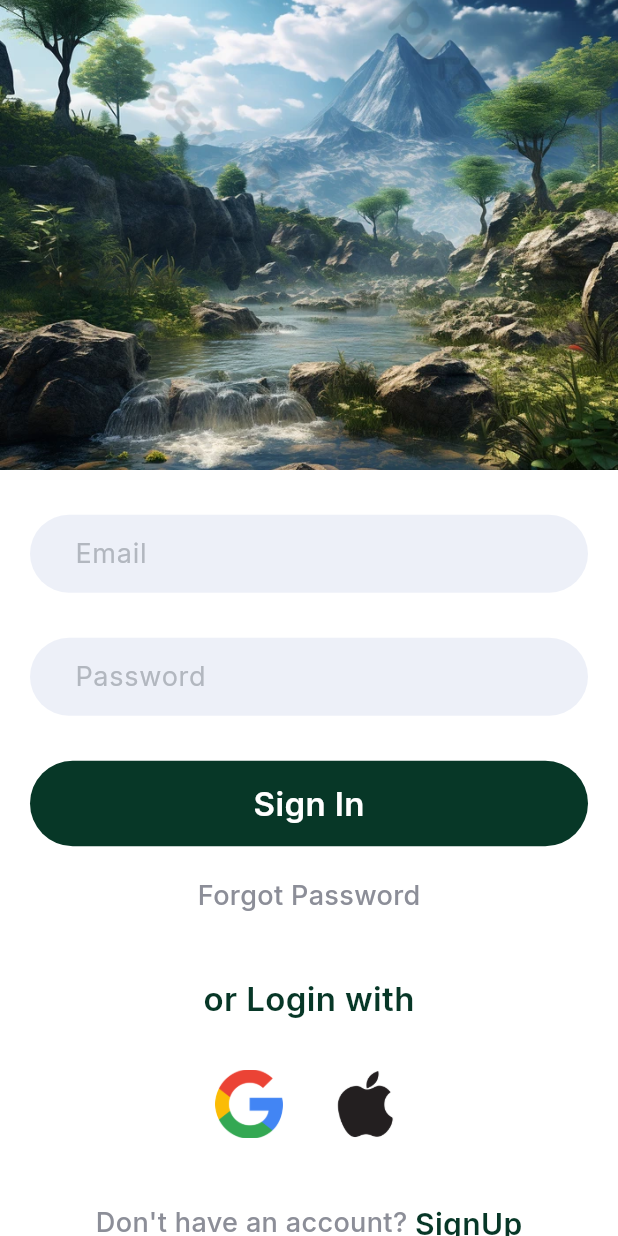
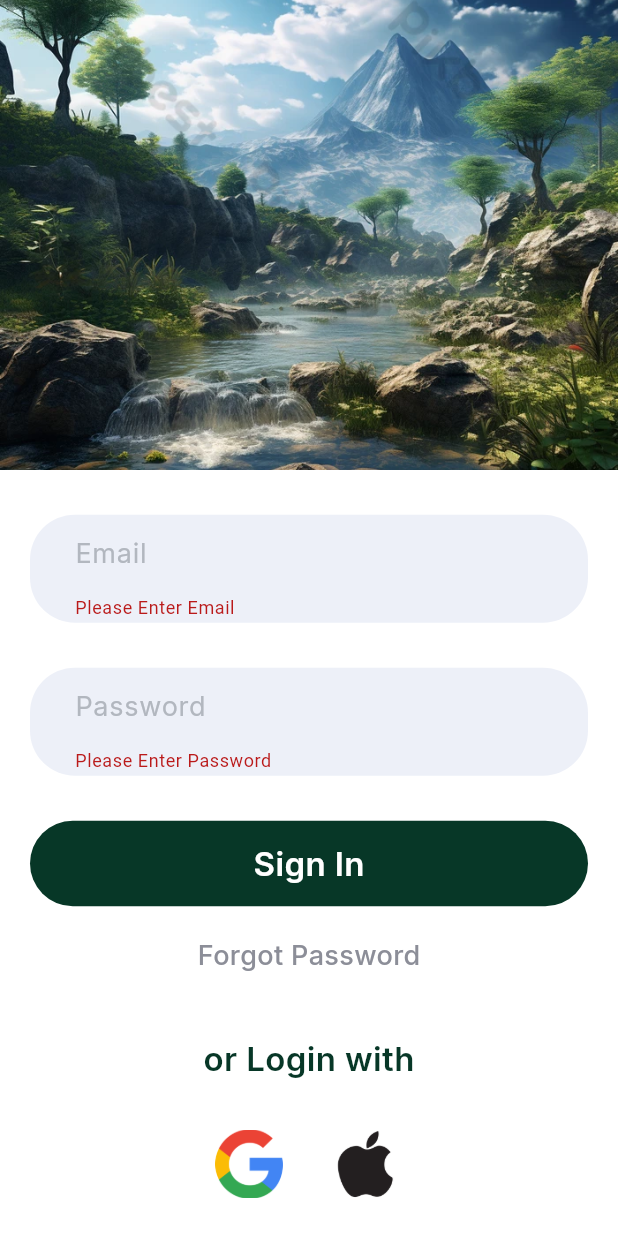
Before and after one commit to Hasib-39/Login_signup_app, a Flutter app: the screen it shows after launch, after a tap on "Sign In", on a phone screen of 412 x 824 dp. Run offline on Flutter 3.47's test engine with Material 3 defaults, Android fonts, the phone set to English and light mode, and no system bars; our stand-ins replace firebase_auth, firebase_core; missing offline and left inert: authenticationapp; accounts and stored records are empty; network calls fail.

Commit message:
Login Functionality added

```diff
--- a/lib/login.dart
+++ b/lib/login.dart
@@ -1,5 +1,7 @@
+import 'package:firebase_auth/firebase_auth.dart';
 import 'package:flutter/material.dart';
 import 'package:login_signup/forgot_password.dart';
+import 'package:login_signup/home.dart';
 import 'package:login_signup/signup.dart';
 
 class Login extends StatefulWidget {
@@ -10,6 +12,47 @@ class Login extends StatefulWidget {
 }
 
 class _LoginState extends State<Login> {
+  String email="", password = "";
+  TextEditingController mailcontroller = TextEditingController();
+  TextEditingController passwordcontroller = TextEditingController();
+
+  final _formkey = GlobalKey<FormState>();
+
+  userLogin() async {
+    try{
+      await FirebaseAuth.instance.signInWithEmailAndPassword(email: email, password: password);
+      Navigator.push(context, MaterialPageRoute(builder: (context) => const Home()));
+    } on FirebaseAuthException catch (e){
+      if(e.code == 'user-not-found') {
+        ScaffoldMessenger.of(context).showSnackBar(
+            const SnackBar(
+                backgroundColor: Colors.orangeAccent,
+                content: Text(
+                  "No User Found for that Email",
+                  style: TextStyle(
+                      fontSize: 18,
+                      fontFamily: 'Inter'
+                  ),
+                )
+            )
+        );
+      } else if(e.code == 'wrong-password'){
+        ScaffoldMessenger.of(context).showSnackBar(
+            const SnackBar(
+                backgroundColor: Colors.orangeAccent,
+                content: Text(
+                  "Wrong Password Provided by User",
+                  style: TextStyle(
+                      fontSize: 18,
+                      fontFamily: 'Inter'
+                  ),
+                )
+            )
+        );
+      }
+    }
+  }
+
   @override
   Widget build(BuildContext context) {
     return Scaffold(
@@ -30,6 +73,7 @@ class _LoginState extends State<Login> {
               Padding(
                   padding: const EdgeInsets.only(left: 20, right: 20),
                 child: Form(
+                  key: _formkey,
                     child: Column(
                       children: [
                         Container(
@@ -39,6 +83,7 @@ class _LoginState extends State<Login> {
                             borderRadius: BorderRadius.circular(30)
                           ),
                           child: TextFormField(
+                            controller: mailcontroller,
                             validator: (value){
                               if(value == null || value.isEmpty){
                                 return 'Please Enter Email';
@@ -66,6 +111,7 @@ class _LoginState extends State<Login> {
                               borderRadius: BorderRadius.circular(30)
                           ),
                           child: TextFormField(
+                            controller: passwordcontroller,
                             validator: (value){
                               if(value == null || value.isEmpty){
                                 return 'Please Enter Password';
@@ -88,7 +134,13 @@ class _LoginState extends State<Login> {
                         const SizedBox(height: 30,),
                         GestureDetector(
                           onTap: (){
-
+                            if(_formkey.currentState!.validate()){
+                              setState(() {
+                                email= mailcontroller.text;
+                                password=passwordcontroller.text;
+                              });
+                            }
+                            userLogin();
                           },
                           child: Container(
                             width: MediaQuery.of(context).size.width,
--- a/lib/signup.dart
+++ b/lib/signup.dart
@@ -19,7 +19,7 @@ class _SignupState extends State<Signup> {
   final _formkey = GlobalKey<FormState>();
 
   registration() async {
-    if(password != null && namecontroller.text != "" && mailcontroller.text!=""){
+    if(password != "" && namecontroller.text != "" && mailcontroller.text!=""){
       try{
         UserCredential userCredential = await FirebaseAuth.instance.createUserWithEmailAndPassword(email: email, password: password);
         ScaffoldMessenger.of(context).showSnackBar(
```
Also changed, not shown: lib/test.dart (added, +239 -0 lines).
